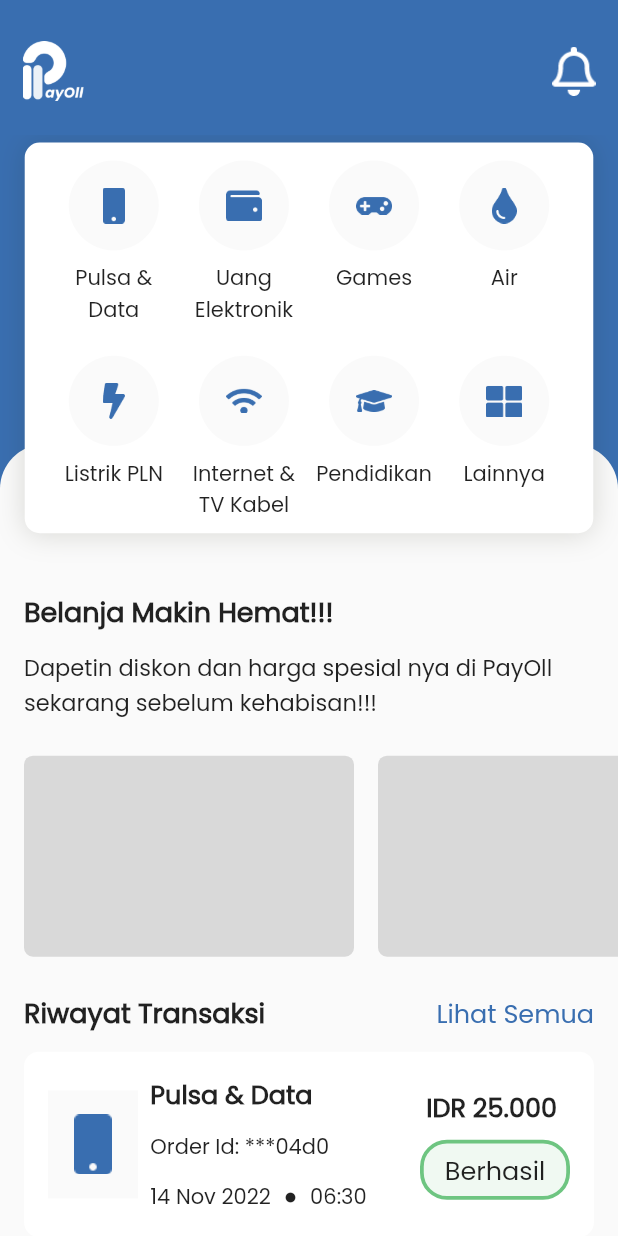
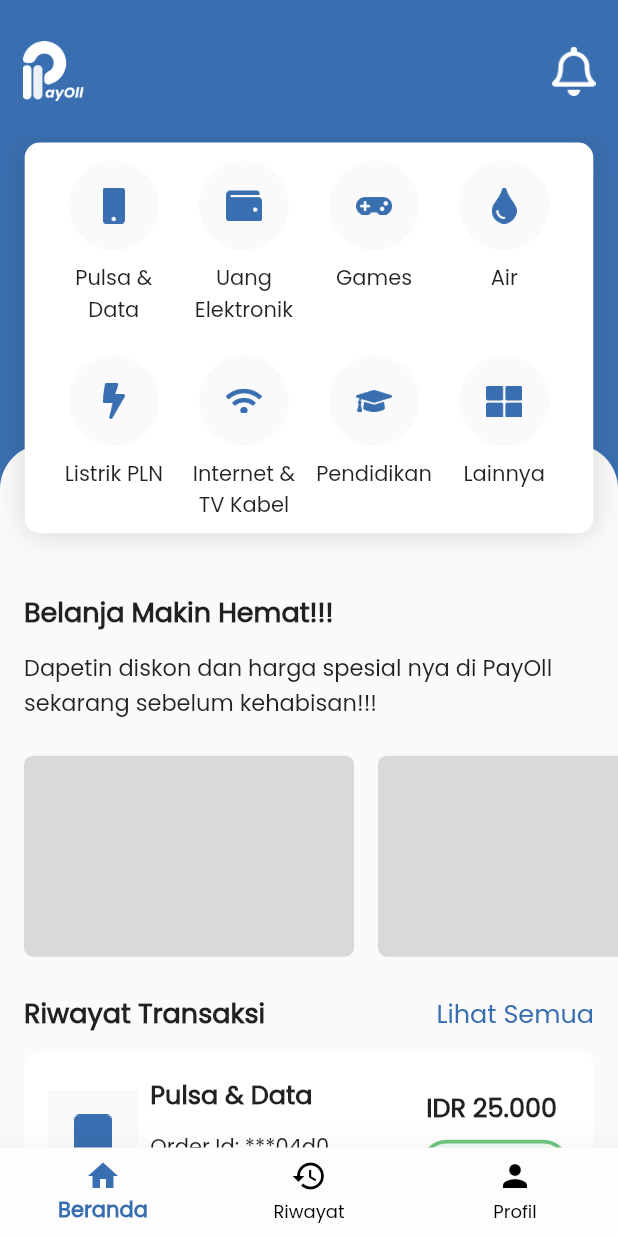
Before and after one commit to Capstone-7/Mobile-App, a Flutter app: the Onboarding2 screen opened by its route, after a tap on "Lewati", on a phone screen of 412 x 824 dp. Run offline on Flutter 3.47's test engine with Material 2 defaults, Android fonts, the phone set to English and light mode, and no system bars; our stand-ins replace lottie.

Commit message:
added bottom navigation bar

```diff
--- /dev/null
+++ b/payoll/lib/providers/bottom_nav_bar_provider.dart
@@ -0,0 +1,10 @@
+import 'package:flutter/material.dart';
+
+class BottomNavBarProvider extends ChangeNotifier {
+  int selectedPageIndex = 0;
+
+  void selectPage(int currentPage) {
+    selectedPageIndex = currentPage;
+    notifyListeners();
+  }
+}
--- a/payoll/lib/views/home_screen/views/home_screen.dart
+++ b/payoll/lib/views/home_screen/views/home_screen.dart
@@ -5,8 +5,6 @@ import '../widgets/home_screen_carousel.dart';
 import '../widgets/transaction_history_section.dart';
 
 class HomeScreen extends StatelessWidget {
-  static const String routeName = 'home_screen';
-
   const HomeScreen({Key? key}) : super(key: key);
 
   @override
@@ -64,7 +62,8 @@ class HomeScreen extends StatelessWidget {
                             const Text(
                               'Belanja Makin Hemat!!!',
                               style: TextStyle(
-                                  fontSize: Constant.fontSemiBig, fontWeight: FontWeight.w700),
+                                  fontSize: Constant.fontSemiBig,
+                                  fontWeight: FontWeight.w700),
                             ),
                             SizedBox(
                               height: size.height * 0.015,
--- a/payoll/lib/views/onboarding_screen/views/onboarding2_screen.dart
+++ b/payoll/lib/views/onboarding_screen/views/onboarding2_screen.dart
@@ -1,7 +1,7 @@
 import 'package:flutter/material.dart';
 
 import '../../../utils/constant.dart';
-import '../../home_screen/views/home_screen.dart';
+import '../../../widgets/bottom_nav_bar.dart';
 import '../widgets/onboarding_button.dart';
 import '../widgets/pointer_bar.dart';
 import 'onboarding3_screen.dart';
@@ -89,8 +89,13 @@ class Onboarding2 extends StatelessWidget {
               ),
               GestureDetector(
                 onTap: () {
-                  Navigator.pushNamedAndRemoveUntil(
-                      context, HomeScreen.routeName, (route) => false);
+                  Navigator.pushAndRemoveUntil(
+                      context,
+                      MaterialPageRoute(
+                          builder: (context) => const BottomNavBar(
+                            pageIndex: 0,
+                          )),
+                          (route) => false);
                 },
                 child: const Text(
                   'Lewati',
--- a/payoll/lib/views/transaction_status_screen/widgets/transaction_failed_card.dart
+++ b/payoll/lib/views/transaction_status_screen/widgets/transaction_failed_card.dart
@@ -16,6 +16,7 @@ class TransactionFailedCard extends StatelessWidget {
     return Center(
       child: Container(
         width: size.width * 0.92,
+        height: size.height * 0.8,
         decoration: const BoxDecoration(
             color: Colors.white,
             borderRadius: BorderRadius.all(Radius.circular(10.0)),
@@ -29,6 +30,7 @@ class TransactionFailedCard extends StatelessWidget {
             ]),
         child: Padding(
           padding: const EdgeInsets.symmetric(vertical: 12.0, horizontal: 16.0),
+          child: SingleChildScrollView(
             child: Column(
               crossAxisAlignment: CrossAxisAlignment.start,
               children: [
@@ -381,6 +383,7 @@ class TransactionFailedCard extends StatelessWidget {
             ),
           ),
         ),
+      ),
     );
   }
 }
--- a/payoll/lib/views/transaction_status_screen/widgets/transaction_onprocess_card.dart
+++ b/payoll/lib/views/transaction_status_screen/widgets/transaction_onprocess_card.dart
@@ -16,6 +16,7 @@ class TransactionOnProcessCard extends StatelessWidget {
     return Center(
       child: Container(
         width: size.width * 0.92,
+        height: size.height * 0.8,
         decoration: const BoxDecoration(
             color: Colors.white,
             borderRadius: BorderRadius.all(Radius.circular(10.0)),
@@ -29,6 +30,7 @@ class TransactionOnProcessCard extends StatelessWidget {
             ]),
         child: Padding(
           padding: const EdgeInsets.symmetric(vertical: 12.0, horizontal: 16.0),
+          child: SingleChildScrollView(
             child: Column(
               crossAxisAlignment: CrossAxisAlignment.start,
               children: [
@@ -381,6 +383,7 @@ class TransactionOnProcessCard extends StatelessWidget {
             ),
           ),
         ),
+      ),
     );
   }
 }
--- a/payoll/lib/views/transaction_status_screen/widgets/transaction_success_card.dart
+++ b/payoll/lib/views/transaction_status_screen/widgets/transaction_success_card.dart
@@ -16,6 +16,7 @@ class TransactionSuccessCard extends StatelessWidget {
     return Center(
       child: Container(
         width: size.width * 0.92,
+        height: size.height * 0.8,
         decoration: const BoxDecoration(
             color: Colors.white,
             borderRadius: BorderRadius.all(Radius.circular(10.0)),
@@ -29,6 +30,7 @@ class TransactionSuccessCard extends StatelessWidget {
             ]),
         child: Padding(
           padding: const EdgeInsets.symmetric(vertical: 12.0, horizontal: 16.0),
+          child: SingleChildScrollView(
             child: Column(
               crossAxisAlignment: CrossAxisAlignment.start,
               children: [
@@ -381,6 +383,7 @@ class TransactionSuccessCard extends StatelessWidget {
             ),
           ),
         ),
+      ),
     );
   }
 }
--- /dev/null
+++ b/payoll/lib/widgets/bottom_nav_bar.dart
@@ -0,0 +1,57 @@
+import 'package:flutter/material.dart';
+import 'package:payoll/providers/bottom_nav_bar_provider.dart';
+import 'package:payoll/utils/constant.dart';
+import 'package:payoll/views/home_screen/views/home_screen.dart';
+import 'package:provider/provider.dart';
+
+class BottomNavBar extends StatefulWidget {
+  const BottomNavBar({Key? key, this.pageIndex = 0}) : super(key: key);
+
+  final int pageIndex;
+
+  @override
+  State<BottomNavBar> createState() => _BottomNavBarState();
+}
+
+class _BottomNavBarState extends State<BottomNavBar> {
+  final List screens = [
+    const HomeScreen(),
+    const Center(child: Text('Riwayat')),
+    const Center(child: Text('Profil')),
+  ];
+
+  @override
+  void initState() {
+    context.read<BottomNavBarProvider>().selectedPageIndex = widget.pageIndex;
+    super.initState();
+  }
+
+  @override
+  Widget build(BuildContext context) {
+    return Consumer<BottomNavBarProvider>(builder: (context, provider, _) {
+      return Scaffold(
+        body: screens[provider.selectedPageIndex],
+        bottomNavigationBar: BottomNavigationBar(
+          selectedLabelStyle: const TextStyle(fontWeight: FontWeight.w900),
+          elevation: 20.0,
+          backgroundColor: const Color(0xFFFDFDFD),
+          selectedItemColor: const Color(Constant.mainColor),
+          unselectedItemColor: Colors.black,
+          currentIndex: provider.selectedPageIndex,
+          onTap: (value) => provider.selectPage(value),
+          items: const [
+            BottomNavigationBarItem(
+              icon: Icon(
+                Icons.home,
+              ),
+              label: 'Beranda',
+            ),
+            BottomNavigationBarItem(
+                icon: Icon(Icons.history), label: 'Riwayat'),
+            BottomNavigationBarItem(icon: Icon(Icons.person), label: 'Profil'),
+          ],
+        ),
+      );
+    });
+  }
+}
--- a/payoll/pubspec.yaml
+++ b/payoll/pubspec.yaml
@@ -31,6 +31,7 @@ environment:
 dependencies:
   cupertino_icons: ^1.0.2
   intl:
+  provider:
   flutter:
     sdk: flutter
   lottie: ^2.0.0
```
Also changed, not shown: payoll/lib/main.dart (+11 -2 lines), payoll/lib/views/onboarding_screen/views/onboarding1_screen.dart (+8 -4 lines), payoll/lib/views/onboarding_screen/views/onboarding3_screen.dart (+8 -3 lines), payoll/lib/views/onboarding_screen/views/onboarding4_screen.dart (+11 -5 lines), payoll/lib/views/onboarding_screen/views/onboarding5_screen.dart (+15 -4 lines), payoll/lib/views/transaction_status_screen/views/transaction_status_screen.dart (+8 -4 lines), payoll/lib/utils/widgets/custom_widget.dart (deleted), payoll/pubspec.lock. Lines whose indentation alone changed are shown as unchanged.
